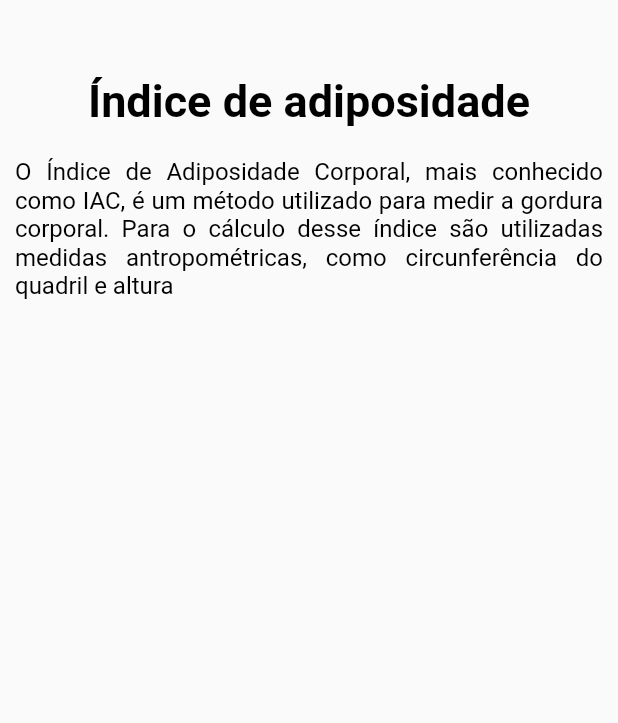
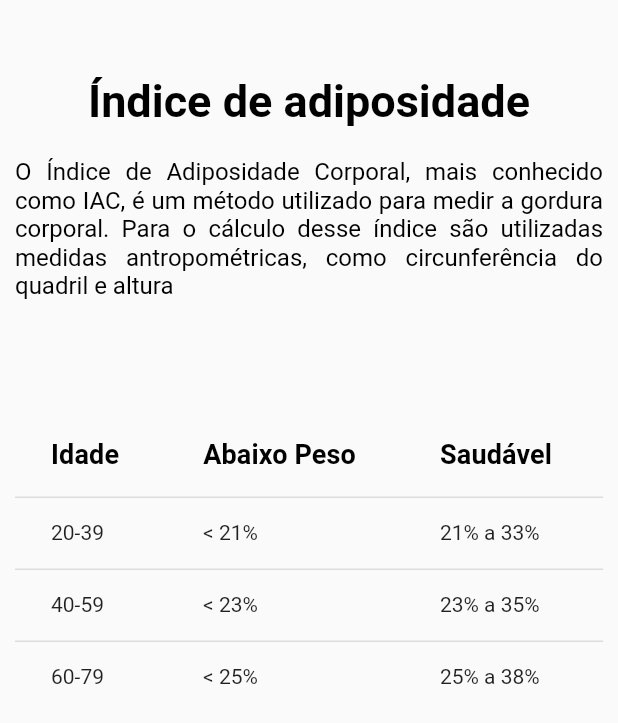
Before and after one commit to MMonteiro-21801093/Healthy-Calculator, a Flutter app: the IacPage screen opened directly, on a phone screen of 412 x 824 dp. Shown: the top 723 px of the screen. Run offline on Flutter 3.47's test engine with Material 2 defaults, Android fonts, the phone set to English and light mode, and no system bars; our stand-ins replace dropdown_button2, floor, rx_notifier, sqflite; missing offline and left inert: horizontal_data_table; accounts and stored records are empty; generated files the repository leaves out were written again.

```diff
--- a/lib/views/iac_page.dart
+++ b/lib/views/iac_page.dart
@@ -1,7 +1,7 @@
 import 'package:flutter/cupertino.dart';
 import 'package:flutter/material.dart';
 import 'package:rx_notifier/rx_notifier.dart';
-
+import 'package:horizontal_data_table/horizontal_data_table.dart';
 import '../controllers/calculator_controller.dart';
 
 class IacPage extends StatelessWidget {
@@ -14,39 +14,147 @@ class IacPage extends StatelessWidget {
         body: SingleChildScrollView(
       padding: EdgeInsets.fromLTRB(10.0, 50.0, 10.0, 0.0),
       child: Column(
-          crossAxisAlignment: CrossAxisAlignment.stretch, children: <Widget>[
+          crossAxisAlignment: CrossAxisAlignment.stretch,
+          children: <Widget>[
             Text(
-            "Índice de adiposidade", textAlign: TextAlign.center,
+              "Índice de adiposidade",
+              textAlign: TextAlign.center,
               style: TextStyle(
                   color: Colors.black,
-              fontSize: 30,fontWeight: FontWeight.bold
+                  fontSize: 30,
+                  fontWeight: FontWeight.bold),
             ),
+            SizedBox(
+              height: 20,
             ),
-        SizedBox( height: 20, ),
             Text(
               " O Índice de Adiposidade Corporal, mais conhecido como IAC,"
               " é um método utilizado para medir a gordura corporal."
               " Para o cálculo desse índice são utilizadas medidas antropométricas,"
-              " como circunferência do quadril e altura", textAlign: TextAlign.justify,
+              " como circunferência do quadril e altura",
+              textAlign: TextAlign.justify,
               style: TextStyle(
                 color: Colors.black,
                 fontSize: 16,
               ),
             ),
-        SizedBox( height: 40, ),
-          RxBuilder(
-            builder: (_) {
-              return   Text(
-                controller.iac, textAlign: TextAlign.center,
+            SizedBox(
+              height: 40,
+            ),
+            RxBuilder(builder: (_) {
+              return Text(
+                controller.iac,
+                textAlign: TextAlign.center,
                 style: TextStyle(
                     color: Colors.black,
-                    fontSize: 30,fontWeight: FontWeight.bold
+                    fontSize: 30,
+                    fontWeight: FontWeight.bold),
+              );
+            }),
+            RxBuilder(builder: (_) {
+              return controller.sex == "Masculino"
+                  ? MenDataTable()
+                  : WomanDataTable();
+            }),
+          ]),
+    ));
+  }
+}
+
+Widget WomanDataTable() {
+  return SingleChildScrollView(
+      scrollDirection: Axis.horizontal,
+   child: DataTable(
+      columns: [
+        DataColumn(
+            label: Text('Idade',
+                style: TextStyle(fontSize: 18, fontWeight: FontWeight.bold))),
+        DataColumn(
+            label: Text('Abaixo Peso',
+                style: TextStyle(fontSize: 18, fontWeight: FontWeight.bold))),
+        DataColumn(
+            label: Text('Saudável',
+                style: TextStyle(fontSize: 18, fontWeight: FontWeight.bold))),
+        DataColumn(
+            label: Text('Acima do Peso',
+                style: TextStyle(fontSize: 18, fontWeight: FontWeight.bold))),
+        DataColumn(
+            label: Text('Obesidade',
+                style: TextStyle(fontSize: 18, fontWeight: FontWeight.bold))),
+      ],
+      rows: [
+        DataRow(cells: [
+          DataCell(Text('20-39')),
+          DataCell(Text('< 21%')),
+          DataCell(Text('21% a 33%')),
+          DataCell(Text('33% a 39%')),
+          DataCell(Text('> 39%')),
+        ]),
+        DataRow(cells: [
+          DataCell(Text('40-59')),
+          DataCell(Text('< 23%')),
+          DataCell(Text('23% a 35%')),
+          DataCell(Text('35% a 41%')),
+          DataCell(Text('> 41%')),
+        ]),
+        DataRow(cells: [
+          DataCell(Text('60-79')),
+          DataCell(Text('< 25%')),
+          DataCell(Text('25% a 38%')),
+          DataCell(Text('38% a 43%')),
+          DataCell(Text('> 43%')),
+        ]),
+
+      ],
     ),
   );
 }
 
+Widget MenDataTable() {
+  return SingleChildScrollView(
+      scrollDirection: Axis.horizontal,
+      child: DataTable(
+    columns: [
+      DataColumn(
+          label: Text('Idade',
+              style: TextStyle(fontSize: 18, fontWeight: FontWeight.bold))),
+      DataColumn(
+          label: Text('Abaixo Peso',
+              style: TextStyle(fontSize: 18, fontWeight: FontWeight.bold))),
+      DataColumn(
+          label: Text('Saudável',
+              style: TextStyle(fontSize: 18, fontWeight: FontWeight.bold))),
+      DataColumn(
+          label: Text('Acima do Peso',
+              style: TextStyle(fontSize: 18, fontWeight: FontWeight.bold))),
+      DataColumn(
+          label: Text('Obesidade',
+              style: TextStyle(fontSize: 18, fontWeight: FontWeight.bold))),
+    ],
+    rows: [
+      DataRow(cells: [
+        DataCell(Text('20-39')),
+        DataCell(Text('< 8%')),
+        DataCell(Text('8% a 21%')),
+        DataCell(Text('21% a 26%')),
+        DataCell(Text('> 26%')),
+      ]),
+      DataRow(cells: [
+        DataCell(Text('40-59')),
+        DataCell(Text('< 11%')),
+        DataCell(Text('11% a 23%')),
+        DataCell(Text('23% a 29%')),
+        DataCell(Text('> 29%')),
+      ]),
+      DataRow(cells: [
+        DataCell(Text('60-79')),
+        DataCell(Text('< 13%')),
+        DataCell(Text('13% a 25%')),
+        DataCell(Text('25% a 31%')),
+        DataCell(Text('> 31%')),
+      ]),
+
+    ],
       ),
-      ]),
-    ));
+  );
 }
-}
--- a/pubspec.yaml
+++ b/pubspec.yaml
@@ -36,6 +36,7 @@ dependencies:
   floor: ^1.2.0
   rx_notifier: ^1.1.0
   dropdown_button2: ^1.8.5
+  horizontal_data_table: ^4.1.3
   # The following adds the Cupertino Icons font to your application.
   # Use with the CupertinoIcons class for iOS style icons.
   cupertino_icons: ^1.0.2
```
Also changed, not shown: lib/controllers/calculator_controller.dart (+42 -4 lines), lib/navigation_drawer.dart (+10 -2 lines), lib/views/tmb_page.dart (added, +94 -0 lines), pubspec.lock. Lines whose indentation alone changed are shown as unchanged.
